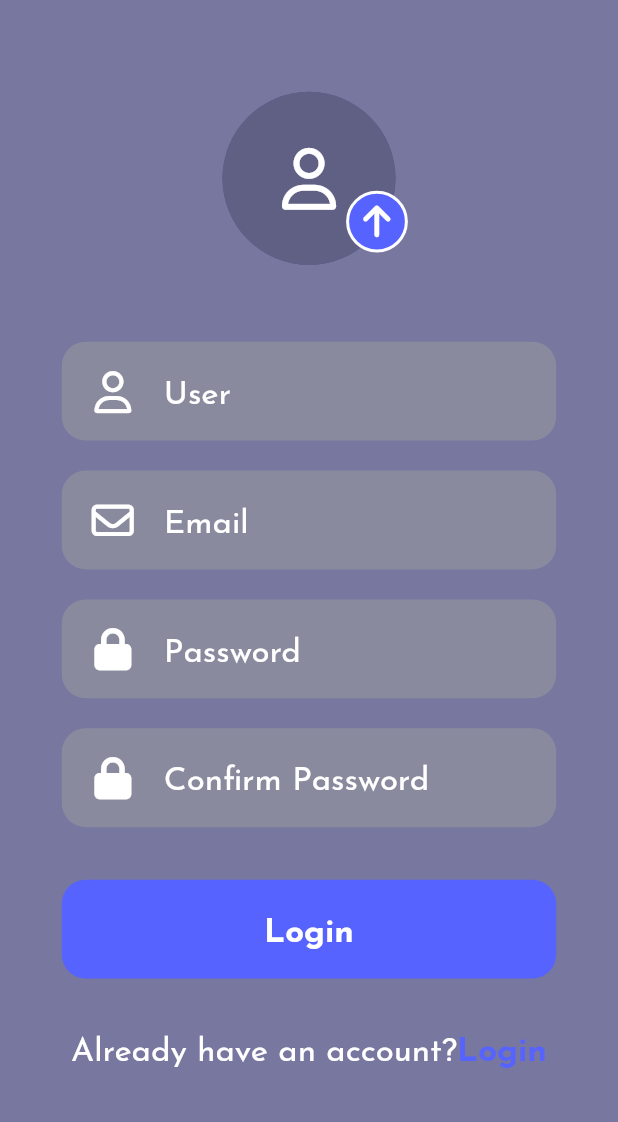
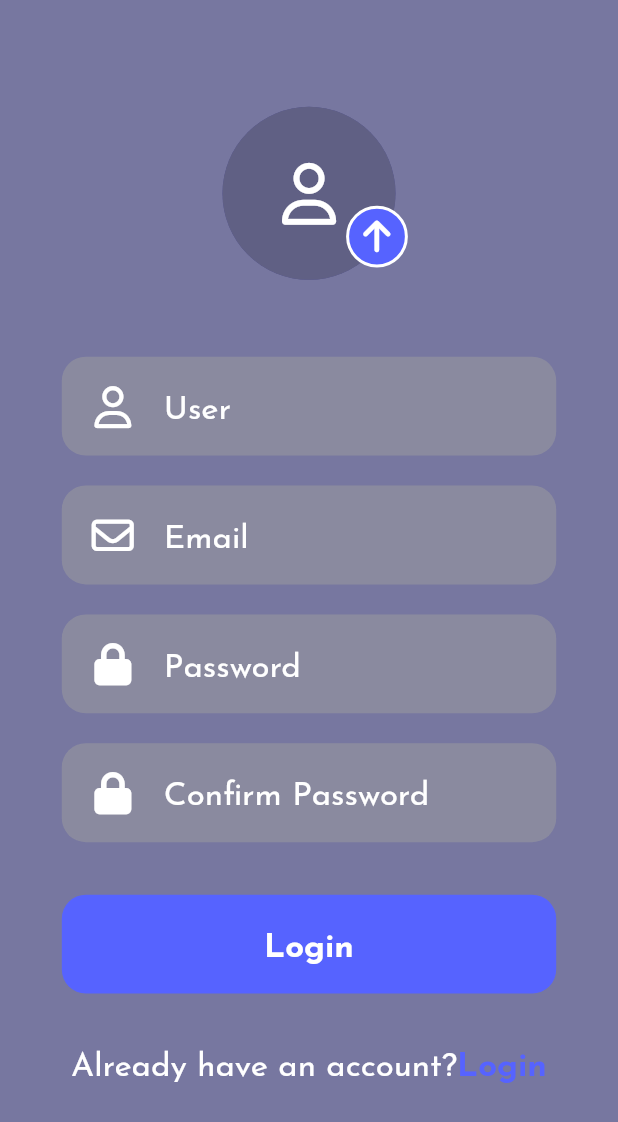
Before and after one commit to carminelau/FirstAppFlutter, a Flutter app: the screen it shows after launch, after a tap on "Create New Account", on a phone screen of 412 x 824 dp. Shown: the top 1122 px of the screen. Run offline on Flutter 3.47's test engine with Material 2 defaults, Android fonts, the phone set to English and light mode, and no system bars; our stand-ins replace font_awesome_flutter, google_fonts.

Commit message:
Restore del login e modifiche al create e forgot

```diff
--- a/flutter_application_1/lib/screens/create-new-account.dart
+++ b/flutter_application_1/lib/screens/create-new-account.dart
@@ -17,7 +17,7 @@ class CreateNewAccount extends StatelessWidget {
         Scaffold(
           backgroundColor: Color.fromARGB(136, 0, 0, 77),
           body: SingleChildScrollView(
-            padding: EdgeInsets.only(top: 20),
+            padding: EdgeInsets.only(top: 30),
             child: Column(
               children: [
                 SizedBox(
--- a/flutter_application_1/lib/screens/forgot-password.dart
+++ b/flutter_application_1/lib/screens/forgot-password.dart
@@ -10,9 +10,8 @@ class ForgotPassword extends StatelessWidget {
     Size size = MediaQuery.of(context).size;
     return Stack(
       children: [
-        BackgroundImage(image: 'flutter_application_1/assert/osimhen.jpg'),
         Scaffold(
-          backgroundColor: Colors.transparent,
+          backgroundColor: Color.fromARGB(136, 0, 0, 77),
           appBar: AppBar(
             backgroundColor: Colors.transparent,
             elevation: 0,
--- a/flutter_application_1/lib/screens/login-screen.dart
+++ b/flutter_application_1/lib/screens/login-screen.dart
@@ -4,29 +4,22 @@ import 'package:flutter_application_1/widgets/widgets.dart';
 import 'package:font_awesome_flutter/font_awesome_flutter.dart';
 
 class LoginScreen extends StatelessWidget {
-  const LoginScreen({Key? key}) : super(key: key);
-
   @override
   Widget build(BuildContext context) {
     return Stack(
       children: [
+        BackgroundImage(
+          image: 'flutter_application_1/assert/osimhen.jpg',
+        ),
         Scaffold(
-          backgroundColor: const Color.fromARGB(107, 0, 0, 101),
+          backgroundColor: Colors.transparent,
           body: Column(
             children: [
-              const Flexible(
+              Flexible(
                 child: Center(
                   child: Text(
                     'Total Concierge',
                     style: TextStyle(
-                        shadows: [
-                          Shadow(
-                            blurRadius: 10,
-                            color: Colors.black,
-                            offset: Offset(5, 5),
-                          ),
-                        ],
-                        overflow: TextOverflow.visible,
                         color: Colors.white,
                         fontSize: 60,
                         fontWeight: FontWeight.bold),
@@ -36,13 +29,13 @@ class LoginScreen extends StatelessWidget {
               Column(
                 crossAxisAlignment: CrossAxisAlignment.end,
                 children: [
-                  const TextInputField(
+                  TextInputField(
                     icon: FontAwesomeIcons.envelope,
                     hint: 'Email',
                     inputType: TextInputType.emailAddress,
                     inputAction: TextInputAction.next,
                   ),
-                  const PasswordInput(
+                  PasswordInput(
                     icon: FontAwesomeIcons.lock,
                     hint: 'Password',
                     //inputType: TextInputType.visiblePassword,
@@ -50,34 +43,35 @@ class LoginScreen extends StatelessWidget {
                   ),
                   GestureDetector(
                     onTap: () => Navigator.pushNamed(context, 'ForgotPassword'),
-                    child: const Text(
+                    child: Text(
                       'Forgot password',
                       style: kBodyText,
                     ),
                   ),
-                  const SizedBox(
+                  SizedBox(
                     height: 25,
                   ),
-                  const RoundedButton(
+                  RoundedButton(
                     buttonName: 'Login',
+
                   ),
-                  const SizedBox(
+                  SizedBox(
                     height: 25,
                   ),
                   GestureDetector(
                     onTap: () =>
                         Navigator.pushNamed(context, 'CreateNewAccount'),
                     child: Container(
-                      decoration: const BoxDecoration(
-                          border: Border(
-                              bottom: BorderSide(width: 1, color: kWhite))),
-                      child: const Text(
+                      child: Text(
                         'Create New Account',
                         style: kBodyText,
                       ),
+                      decoration: BoxDecoration(
+                          border: Border(
+                              bottom: BorderSide(width: 1, color: kWhite))),
                     ),
                   ),
-                  const SizedBox(
+                  SizedBox(
                     height: 20,
                   ),
                 ],
```
Also changed, not shown: 1 other file.
